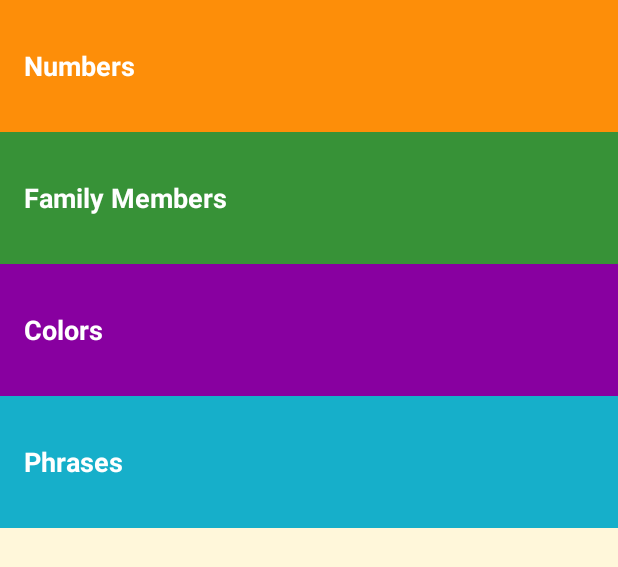
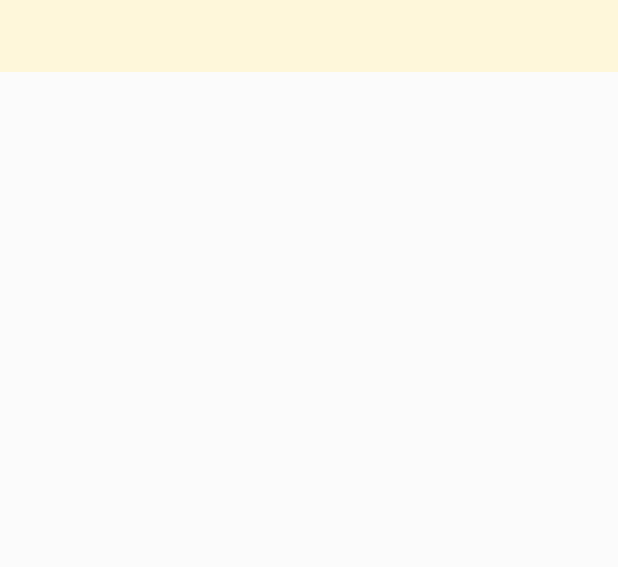
Before and after one commit to YaroslavBoberskiy/Miwok_Language_Translator, an Android app: the layout activity_main.xml on its own in the app's theme, with its tools: preview values and no code run, on a phone screen of 412 x 824 dp. Shown: the top 567 px of the screen. Run offline under Robolectric (Android 15) with nearby library versions, the phone set to English and light mode, and no system bars.

Commit message:
Navigation TabLayout was added to the top of the screen.

```diff
--- a/app/src/main/res/layout/activity_main.xml
+++ b/app/src/main/res/layout/activity_main.xml
@@ -3,55 +3,20 @@
     xmlns:tools="http://schemas.android.com/tools"
     android:layout_width="match_parent"
     android:layout_height="match_parent"
-    android:background="@color/tan_background"
+    xmlns:app="http://schemas.android.com/apk/res-auto"
     android:orientation="vertical"
     tools:context="com.example.android.miwok.MainActivity">
 
-    <!-- Numbers category -->
-    <FrameLayout
+    <android.support.design.widget.TabLayout
+        android:id="@+id/sliding_tabs"
         android:layout_width="match_parent"
         android:layout_height="wrap_content"
-        android:background="@color/category_numbers">
+        android:background="@color/tan_background"
+        app:tabMode="fixed" />
 
-        <TextView
-            android:id="@+id/numbers"
-            style="@style/CategoryStyle"
-            android:text="@string/category_numbers" />
-    </FrameLayout>
+    <android.support.v4.view.ViewPager
+        android:id="@+id/viewpager"
+        android:layout_width="match_parent"
+        android:layout_height="match_parent" />
 
-    <!-- Family category -->
-    <FrameLayout
-        android:layout_width="match_parent"
-        android:layout_height="wrap_content"
-        android:background="@color/category_family">
-
-        <TextView
-            android:id="@+id/family"
-            style="@style/CategoryStyle"
-            android:text="@string/category_family" />
-    </FrameLayout>
-
-    <!-- Colors category -->
-    <FrameLayout
-        android:layout_width="match_parent"
-        android:layout_height="wrap_content"
-        android:background="@color/category_colors">
-
-        <TextView
-            android:id="@+id/colors"
-            style="@style/CategoryStyle"
-            android:text="@string/category_colors" />
-    </FrameLayout>
-
-    <!-- Phrases category -->
-    <FrameLayout
-        android:layout_width="match_parent"
-        android:layout_height="wrap_content"
-        android:background="@color/category_phrases">
-
-        <TextView
-            android:id="@+id/phrases"
-            style="@style/CategoryStyle"
-            android:text="@string/category_phrases" />
-    </FrameLayout>
 </LinearLayout>
```
Also changed, not shown: app/src/main/java/com/example/android/miwok/MainActivity.java (+15 -41 lines), app/src/main/java/com/example/android/miwok/MiwokFragmentPagerAdapter.java (added, +51 -0 lines).
